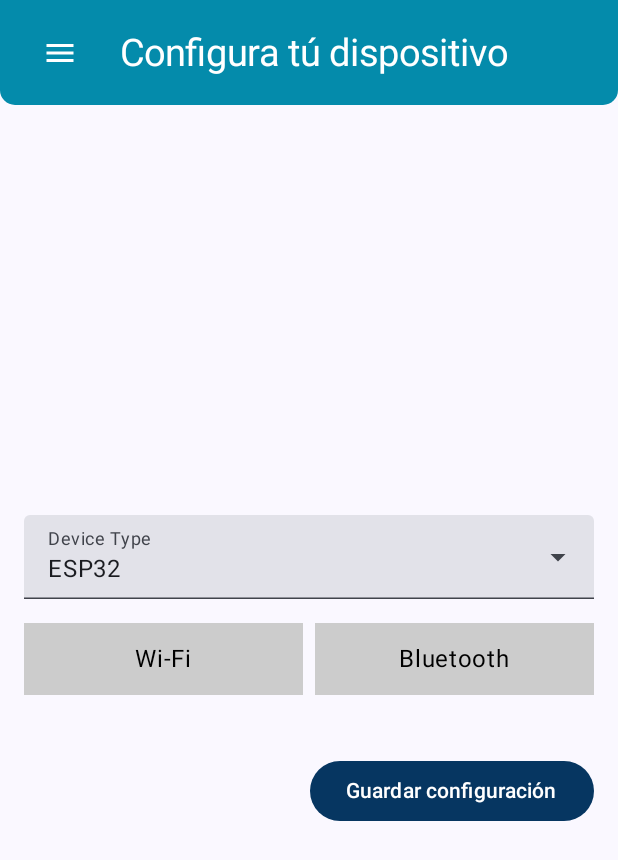
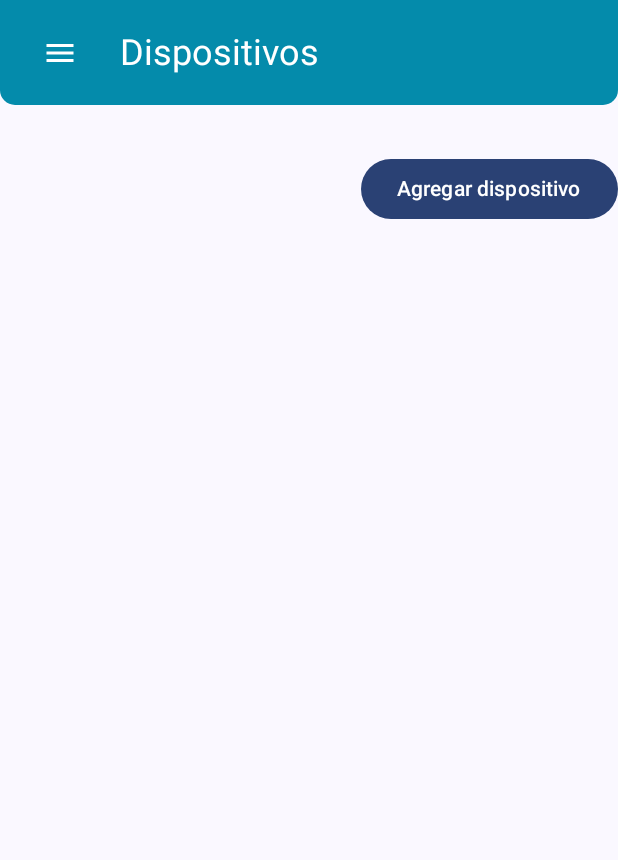
Before and after one commit to Han3301098vfdfdffs/InnoTrek, an Android app built with Jetpack Compose: the screen it shows after launch (MainActivity), on a phone screen of 412 x 824 dp. Shown: the top 860 px of the screen. Run offline under Robolectric (Android 15) with nearby library versions, the phone set to English and light mode, and no system bars.

Commit message:
Screen Dispostivos

```diff
--- a/app/build.gradle.kts
+++ b/app/build.gradle.kts
@@ -59,7 +59,7 @@ dependencies {
     debugImplementation(libs.androidx.ui.test.manifest)
     implementation("androidx.compose.material3:material3:1.4.0-alpha10")
     implementation("androidx.compose.material3:material3:1.0.1")
-
+    implementation ("androidx.navigation:navigation-compose:2.5.0")
     implementation("androidx.compose.material:material-icons-extended:1.0.1")
 
 }
--- /dev/null
+++ b/app/src/main/java/com/example/innotrek/Data/DeviceViewModel.kt
@@ -0,0 +1,14 @@
+package com.example.innotrek.Data
+
+import androidx.compose.runtime.mutableStateListOf
+import androidx.lifecycle.ViewModel
+import com.example.innotrek.Model.Device
+
+class DeviceViewModel : ViewModel() {
+    private val _devices = mutableStateListOf<Device>()
+    val devices: List<Device> = _devices
+
+    fun addDevice(device: Device) {
+        _devices.add(device)
+    }
+}
--- a/app/src/main/java/com/example/innotrek/MainActivity.kt
+++ b/app/src/main/java/com/example/innotrek/MainActivity.kt
@@ -8,7 +8,14 @@ import androidx.compose.material3.MaterialTheme
 import androidx.compose.material3.Surface
 import androidx.compose.ui.Modifier
 import androidx.compose.ui.tooling.preview.Preview
+import androidx.lifecycle.viewmodel.compose.viewModel
+import androidx.navigation.compose.NavHost
+import androidx.navigation.compose.composable
+import androidx.navigation.compose.rememberNavController
+import com.example.innotrek.Data.DeviceViewModel
 import com.example.innotrek.ui.theme.Screens.DeviceConfigScreen
+import com.example.innotrek.ui.theme.Screens.DeviceManagerScreen
+
 
 
 class MainActivity : ComponentActivity() {
@@ -16,9 +23,31 @@ class MainActivity : ComponentActivity() {
         super.onCreate(savedInstanceState)
         setContent {
             InnoTrekTheme {
-                // Pantalla de configuración del dispositivo
-                Surface(modifier = Modifier.fillMaxSize(), color = MaterialTheme.colorScheme.background) {
-                    DeviceConfigScreen()
+                val navController = rememberNavController()
+                val deviceViewModel: DeviceViewModel = viewModel()
+
+                Surface(
+                    modifier = Modifier.fillMaxSize(),
+                    color = MaterialTheme.colorScheme.background
+                ) {
+                    NavHost(navController = navController, startDestination = "device_manager") {
+                        composable("device_manager") {
+                            DeviceManagerScreen(
+                                navController = navController,
+                                viewModel = deviceViewModel
+                            )
+                        }
+                        composable("device_config") {
+                            DeviceConfigScreen(
+                                onSaveDevice = { newDevice ->
+                                    deviceViewModel.addDevice(newDevice)
+                                },
+                                onNavigateBack = {
+                                    navController.popBackStack()
+                                }
+                            )
+                        }
+                    }
                 }
             }
         }
--- /dev/null
+++ b/app/src/main/java/com/example/innotrek/ui/theme/Screens/DeviceList.kt
@@ -0,0 +1,141 @@
+package com.example.innotrek.ui.theme.Screens
+
+import androidx.compose.foundation.Image
+import androidx.compose.foundation.background
+import androidx.compose.foundation.layout.*
+import androidx.compose.foundation.lazy.LazyColumn
+import androidx.compose.foundation.lazy.items
+import androidx.compose.foundation.shape.RoundedCornerShape
+import androidx.compose.material.icons.Icons
+import androidx.compose.material.icons.filled.Menu
+import androidx.compose.material3.Button
+import androidx.compose.material3.Card
+import androidx.compose.material3.CardDefaults
+import androidx.compose.material3.Icon
+import androidx.compose.material3.IconButton
+import androidx.compose.material3.MaterialTheme
+import androidx.compose.runtime.Composable
+import androidx.compose.ui.Modifier
+import androidx.compose.ui.graphics.Color
+import androidx.compose.ui.unit.dp
+import androidx.compose.material3.Text
+import androidx.compose.ui.Alignment
+import androidx.compose.ui.draw.clip
+import androidx.navigation.NavHostController
+import androidx.navigation.compose.NavHost
+import androidx.navigation.compose.composable
+import com.example.innotrek.Data.DeviceViewModel
+import com.example.innotrek.Model.Device
+
+
+@Composable
+fun NavigationGraph(navController: NavHostController, viewModel: DeviceViewModel) {
+    NavHost(navController = navController, startDestination = "device_manager") {
+        composable("device_manager") {
+            DeviceManagerScreen(navController = navController, viewModel = viewModel)
+        }
+        composable("device_config") {
+            DeviceConfigScreen(
+                onSaveDevice = { device ->
+
+                },
+                onNavigateBack = {
+                    navController.popBackStack()
+                }
+            )
+        }
+    }
+}
+@Composable
+fun DeviceManagerScreen(navController: NavHostController,     viewModel: DeviceViewModel) {
+    val devices = viewModel.devices
+
+    Column(modifier = Modifier.fillMaxSize()) {
+        // Encabezado
+        Box(
+            modifier = Modifier
+                .fillMaxWidth()
+                .height(70.dp)
+                .clip(RoundedCornerShape(bottomStart = 10.dp, bottomEnd = 10.dp))
+                .background(Color(4, 139, 171))
+        ) {
+            Row(
+                modifier = Modifier
+                    .align(Alignment.CenterStart)
+                    .padding(start = 16.dp, end = 16.dp)
+            ) {
+                IconButton(
+                    onClick = { /* Acción del ícono de menú */ },
+                    modifier = Modifier.align(Alignment.CenterVertically)
+                ) {
+                    Icon(
+                        imageVector = Icons.Filled.Menu,
+                        contentDescription = "Menú",
+                        tint = Color.White
+                    )
+                }
+
+                Text(
+                    text = "Dispositivos",
+                    modifier = Modifier
+                        .align(Alignment.CenterVertically)
+                        .padding(start = 16.dp),
+                    color = Color.White,
+                    style = MaterialTheme.typography.headlineSmall
+                )
+            }
+        }
+        LazyColumn(modifier = Modifier.padding(16.dp)) {
+            items(devices) { device ->
+                DeviceCard(device = device)
+            }
+        }
+
+        Button(
+            onClick = {
+                navController.navigate("device_config")
+            },
+            modifier = Modifier.align(Alignment.End)
+        ) {
+            Text("Agregar dispositivo")
+        }
+
+    }
+}
+
+
+
+
+
+@Composable
+fun DeviceCard(device: Device) {
+    Card(
+                modifier = Modifier
+                    .fillMaxWidth()
+                    .padding(8.dp),
+                elevation = CardDefaults.cardElevation(defaultElevation = 4.dp)
+            ) {
+                Column(modifier = Modifier.padding(16.dp)) {
+                    Text("Tipo: ${device.type}", style = MaterialTheme.typography.titleMedium)
+                    Text("Conexión: ${device.connectionType}")
+
+                    if (device.connectionType == "Wi-Fi") {
+                        Text("IP: ${device.ipAddress}")
+                        Text("Puerto: ${device.port}")
+                    } else {
+                        Text("Bluetooth: ${device.bluetoothName}")
+                    }
+                }
+    }
+}
+
+
+/*
+@Preview(showBackground = true, showSystemUi = true)
+@Composable
+fun PreviewDeviceManagerScreen() {
+    DeviceManagerScreen(
+        NavController()
+    )
+}
+*/
```
Also changed, not shown: app/src/main/java/com/example/innotrek/Model/Device.kt (added, +12 -0 lines), app/src/main/java/com/example/innotrek/ui/theme/Screens/DeviceRegistrationScreen.kt (+25 -12 lines), app/src/main/res/drawable-nodpi/arduino_1.xml (added, +58 -0 lines), app/src/main/res/drawable-nodpi/esp32.jpg (added).
